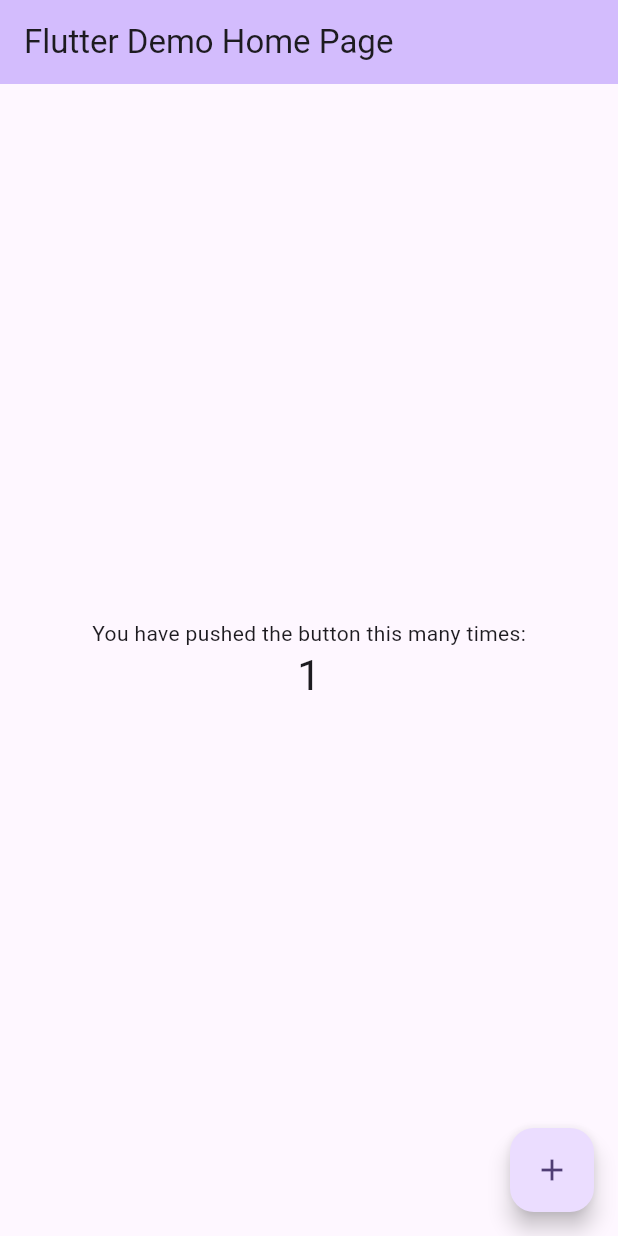
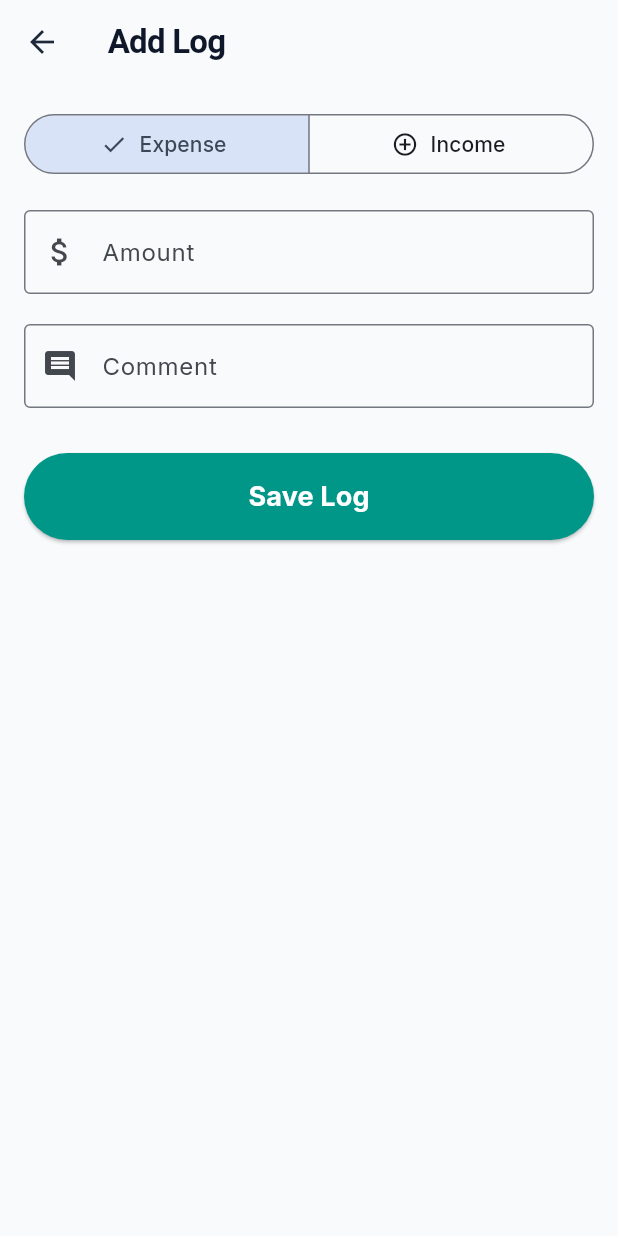
Before and after one commit to ermiyashenok/apps, a Flutter app: the screen it shows after launch, after a tap on the "add" icon, on a phone screen of 412 x 824 dp. Run offline on Flutter 3.47's test engine with Material 3 defaults, Android fonts, the phone set to English and light mode, and no system bars; our stand-ins replace fl_chart, google_fonts.

Commit message:
feat: initialize account manager app with transaction tracking, dashboard, and navigation structure

```diff
--- a/account_manager/lib/main.dart
+++ b/account_manager/lib/main.dart
@@ -1,122 +1,60 @@
 import 'package:flutter/material.dart';
+import 'package:provider/provider.dart';
+import 'package:google_fonts/google_fonts.dart';
+import 'providers/transaction_provider.dart';
+import 'screens/main_dashboard.dart';
 
 void main() {
-  runApp(const MyApp());
+  runApp(
+    MultiProvider(
+      providers: [
+        ChangeNotifierProvider(create: (_) => TransactionProvider()),
+      ],
+      child: const AccountManagerApp(),
+    ),
+  );
 }
 
-class MyApp extends StatelessWidget {
-  const MyApp({super.key});
+class AccountManagerApp extends StatelessWidget {
+  const AccountManagerApp({super.key});
 
-  // This widget is the root of your application.
   @override
   Widget build(BuildContext context) {
     return MaterialApp(
-      title: 'Flutter Demo',
+      title: 'Account Manager',
       theme: ThemeData(
-        // This is the theme of your application.
-        //
-        // TRY THIS: Try running your application with "flutter run". You'll see
-        // the application has a purple toolbar. Then, without quitting the app,
-        // try changing the seedColor in the colorScheme below to Colors.green
-        // and then invoke "hot reload" (save your changes or press the "hot
-        // reload" button in a Flutter-supported IDE, or press "r" if you used
-        // the command line to start the app).
-        //
-        // Notice that the counter didn't reset back to zero; the application
-        // state is not lost during the reload. To reset the state, use hot
-        // restart instead.
-        //
-        // This works for code too, not just values: Most code changes can be
-        // tested with just a hot reload.
-        colorScheme: .fromSeed(seedColor: Colors.deepPurple),
+        useMaterial3: true,
+        colorScheme: ColorScheme.fromSeed(
+          seedColor: const Color(0xFF1F2937), // Dark sleek color
+          primary: const Color(0xFF0F172A),
+          secondary: const Color(0xFF3B82F6),
+          background: const Color(0xFFF8FAFC),
+          surface: Colors.white,
+        ),
+        scaffoldBackgroundColor: const Color(0xFFF8FAFC), // Slate 50
+        textTheme: GoogleFonts.interTextTheme(Theme.of(context).textTheme),
+        appBarTheme: const AppBarTheme(
+          backgroundColor: Colors.transparent,
+          elevation: 0,
+          scrolledUnderElevation: 0,
+          centerTitle: false,
+          iconTheme: IconThemeData(color: Color(0xFF1E293B)),
+          titleTextStyle: TextStyle(
+            color: Color(0xFF0F172A),
+            fontSize: 22,
+            fontWeight: FontWeight.w700,
+            letterSpacing: -0.5,
+          ),
+        ),
+        cardTheme: const CardThemeData(
+          elevation: 0,
+          shape: RoundedRectangleBorder(
+            borderRadius: BorderRadius.circular(20),
+          ),
+        ),
       ),
-      home: const MyHomePage(title: 'Flutter Demo Home Page'),
+      home: const MainDashboard(),
+      debugShowCheckedModeBanner: false,
     );
   }
 }
-
-class MyHomePage extends StatefulWidget {
-  const MyHomePage({super.key, required this.title});
-
-  // This widget is the home page of your application. It is stateful, meaning
-  // that it has a State object (defined below) that contains fields that affect
-  // how it looks.
-
-  // This class is the configuration for the state. It holds the values (in this
-  // case the title) provided by the parent (in this case the App widget) and
-  // used by the build method of the State. Fields in a Widget subclass are
-  // always marked "final".
-
-  final String title;
-
-  @override
-  State<MyHomePage> createState() => _MyHomePageState();
-}
-
-class _MyHomePageState extends State<MyHomePage> {
-  int _counter = 0;
-
-  void _incrementCounter() {
-    setState(() {
-      // This call to setState tells the Flutter framework that something has
-      // changed in this State, which causes it to rerun the build method below
-      // so that the display can reflect the updated values. If we changed
-      // _counter without calling setState(), then the build method would not be
-      // called again, and so nothing would appear to happen.
-      _counter++;
-    });
-  }
-
-  @override
-  Widget build(BuildContext context) {
-    // This method is rerun every time setState is called, for instance as done
-    // by the _incrementCounter method above.
-    //
-    // The Flutter framework has been optimized to make rerunning build methods
-    // fast, so that you can just rebuild anything that needs updating rather
-    // than having to individually change instances of widgets.
-    return Scaffold(
-      appBar: AppBar(
-        // TRY THIS: Try changing the color here to a specific color (to
-        // Colors.amber, perhaps?) and trigger a hot reload to see the AppBar
-        // change color while the other colors stay the same.
-        backgroundColor: Theme.of(context).colorScheme.inversePrimary,
-        // Here we take the value from the MyHomePage object that was created by
-        // the App.build method, and use it to set our appbar title.
-        title: Text(widget.title),
-      ),
-      body: Center(
-        // Center is a layout widget. It takes a single child and positions it
-        // in the middle of the parent.
-        child: Column(
-          // Column is also a layout widget. It takes a list of children and
-          // arranges them vertically. By default, it sizes itself to fit its
-          // children horizontally, and tries to be as tall as its parent.
-          //
-          // Column has various properties to control how it sizes itself and
-          // how it positions its children. Here we use mainAxisAlignment to
-          // center the children vertically; the main axis here is the vertical
-          // axis because Columns are vertical (the cross axis would be
-          // horizontal).
-          //
-          // TRY THIS: Invoke "debug painting" (choose the "Toggle Debug Paint"
-          // action in the IDE, or press "p" in the console), to see the
-          // wireframe for each widget.
-          mainAxisAlignment: .center,
-          children: [
-            const Text('You have pushed the button this many times:'),
-            Text(
-              '$_counter',
-              style: Theme.of(context).textTheme.headlineMedium,
-            ),
-          ],
-        ),
-      ),
-      floatingActionButton: FloatingActionButton(
-        onPressed: _incrementCounter,
-        tooltip: 'Increment',
-        child: const Icon(Icons.add),
-      ),
-    );
-  }
-}
--- /dev/null
+++ b/account_manager/lib/models/transaction.dart
@@ -0,0 +1,15 @@
+class Transaction {
+  final String id;
+  final double amount;
+  final DateTime date;
+  final bool isIncome;
+  final String comment;
+
+  Transaction({
+    required this.id,
+    required this.amount,
+    required this.date,
+    required this.isIncome,
+    required this.comment,
+  });
+}
--- /dev/null
+++ b/account_manager/lib/providers/transaction_provider.dart
@@ -0,0 +1,59 @@
+import 'package:flutter/material.dart';
+import '../models/transaction.dart';
+
+class TransactionProvider with ChangeNotifier {
+  final List<Transaction> _transactions = [];
+
+  List<Transaction> get transactions {
+    // Return a sorted list, newest first
+    var sortedList = [..._transactions];
+    sortedList.sort((a, b) => b.date.compareTo(a.date));
+    return sortedList;
+  }
+
+  double get totalBalance {
+    return totalIncome - totalExpense;
+  }
+
+  double get totalIncome {
+    return _transactions
+        .where((tx) => tx.isIncome)
+        .fold(0.0, (sum, tx) => sum + tx.amount);
+  }
+
+  double get totalExpense {
+    return _transactions
+        .where((tx) => !tx.isIncome)
+        .fold(0.0, (sum, tx) => sum + tx.amount);
+  }
+
+  List<Transaction> getTransactionsForDay(DateTime day) {
+    return _transactions.where((tx) {
+      return tx.date.year == day.year &&
+             tx.date.month == day.month &&
+             tx.date.day == day.day;
+    }).toList();
+  }
+
+  double getDailyIncome(DateTime day) {
+    return getTransactionsForDay(day)
+        .where((tx) => tx.isIncome)
+        .fold(0.0, (sum, tx) => sum + tx.amount);
+  }
+
+  double getDailyExpense(DateTime day) {
+    return getTransactionsForDay(day)
+        .where((tx) => !tx.isIncome)
+        .fold(0.0, (sum, tx) => sum + tx.amount);
+  }
+
+  void addTransaction(Transaction tx) {
+    _transactions.add(tx);
+    notifyListeners();
+  }
+
+  void deleteTransaction(String id) {
+    _transactions.removeWhere((tx) => tx.id == id);
+    notifyListeners();
+  }
+}
--- /dev/null
+++ b/account_manager/lib/screens/add_transaction_screen.dart
@@ -0,0 +1,95 @@
+import 'package:flutter/material.dart';
+import 'package:provider/provider.dart';
+import '../models/transaction.dart';
+import '../providers/transaction_provider.dart';
+
+class AddTransactionScreen extends StatefulWidget {
+  const AddTransactionScreen({super.key});
+
+  @override
+  State<AddTransactionScreen> createState() => _AddTransactionScreenState();
+}
+
+class _AddTransactionScreenState extends State<AddTransactionScreen> {
+  final _amountController = TextEditingController();
+  final _commentController = TextEditingController();
+  bool _isIncome = false;
+
+  void _submitData() {
+    if (_amountController.text.isEmpty || _commentController.text.isEmpty) {
+      return;
+    }
+
+    final enteredAmount = double.tryParse(_amountController.text);
+    if (enteredAmount == null || enteredAmount <= 0) {
+      return;
+    }
+
+    final newTx = Transaction(
+      id: DateTime.now().toString(),
+      amount: enteredAmount,
+      date: DateTime.now(), // Auto generated as requested
+      isIncome: _isIncome,
+      comment: _commentController.text,
+    );
+
+    Provider.of<TransactionProvider>(context, listen: false).addTransaction(newTx);
+    Navigator.of(context).pop();
+  }
+
+  @override
+  Widget build(BuildContext context) {
+    return Scaffold(
+      appBar: AppBar(title: const Text('Add Log')),
+      body: Padding(
+        padding: const EdgeInsets.all(16.0),
+        child: Column(
+          crossAxisAlignment: CrossAxisAlignment.stretch,
+          children: [
+            SegmentedButton<bool>(
+              segments: const [
+                ButtonSegment(value: false, label: Text('Expense'), icon: Icon(Icons.remove_circle_outline)),
+                ButtonSegment(value: true, label: Text('Income'), icon: Icon(Icons.add_circle_outline)),
+              ],
+              selected: {_isIncome},
+              onSelectionChanged: (Set<bool> newSelection) {
+                setState(() {
+                  _isIncome = newSelection.first;
+                });
+              },
+            ),
+            const SizedBox(height: 20),
+            TextField(
+              controller: _amountController,
+              decoration: const InputDecoration(
+                labelText: 'Amount',
+                border: OutlineInputBorder(),
+                prefixIcon: Icon(Icons.attach_money),
+              ),
+              keyboardType: const TextInputType.numberWithOptions(decimal: true),
+            ),
+            const SizedBox(height: 20),
+            TextField(
+              controller: _commentController,
+              decoration: const InputDecoration(
+                labelText: 'Comment',
+                border: OutlineInputBorder(),
+                prefixIcon: Icon(Icons.comment),
+              ),
+            ),
+            const SizedBox(height: 30),
+            ElevatedButton(
+              style: ElevatedButton.styleFrom(
+                padding: const EdgeInsets.all(16),
+                backgroundColor: Colors.teal,
+                foregroundColor: Colors.white,
+              ),
+              onPressed: _submitData,
+              child: const Text('Save Log', style: TextStyle(fontSize: 18, fontWeight: FontWeight.bold)),
+            )
+          ],
+        ),
+      ),
+    );
+  }
+}
--- /dev/null
+++ b/account_manager/lib/screens/calendar_screen.dart
@@ -0,0 +1,13 @@
+import 'package:flutter/material.dart';
+
+class CalendarScreen extends StatelessWidget {
+  const CalendarScreen({super.key});
+
+  @override
+  Widget build(BuildContext context) {
+    return Scaffold(
+      appBar: AppBar(title: const Text('Calendar')),
+      body: const Center(child: Text('Calendar View')),
+    );
+  }
+}
--- /dev/null
+++ b/account_manager/lib/screens/home_screen.dart
@@ -0,0 +1,188 @@
+import 'package:flutter/material.dart';
+import 'package:provider/provider.dart';
+import 'package:intl/intl.dart';
+import '../providers/transaction_provider.dart';
+import 'add_transaction_screen.dart';
+import 'statistics_screen.dart';
+
+class HomeScreen extends StatelessWidget {
+  const HomeScreen({super.key});
+
+  @override
+  Widget build(BuildContext context) {
+    final txProvider = Provider.of<TransactionProvider>(context);
+    final currencyFormat = NumberFormat.currency(symbol: '\$', decimalDigits: 2);
+    final dateFormat = DateFormat('MMM dd, yyyy  hh:mm a');
+
+    return Scaffold(
+      appBar: AppBar(
+        title: const Text('Account Manager'),
+        actions: [
+          IconButton(
+            icon: const Icon(Icons.bar_chart),
+            onPressed: () {
+              Navigator.push(
+                context,
+                MaterialPageRoute(builder: (_) => const StatisticsScreen()),
+              );
+            },
+          ),
+        ],
+      ),
+      body: Column(
+        children: [
+          // Summary Cards
+          Padding(
+            padding: const EdgeInsets.all(16.0),
+            child: Row(
+              children: [
+                Expanded(
+                  child: _buildSummaryCard(
+                    title: 'Total Balance',
+                    amount: txProvider.totalBalance,
+                    color: Colors.blueAccent,
+                    currencyFormat: currencyFormat,
+                  ),
+                ),
+              ],
+            ),
+          ),
+          Padding(
+            padding: const EdgeInsets.symmetric(horizontal: 16.0),
+            child: Row(
+              children: [
+                Expanded(
+                  child: _buildSummaryCard(
+                    title: 'Incomes',
+                    amount: txProvider.totalIncome,
+                    color: Colors.green,
+                    currencyFormat: currencyFormat,
+                  ),
+                ),
+                const SizedBox(width: 16),
+                Expanded(
+                  child: _buildSummaryCard(
+                    title: 'Expenses',
+                    amount: txProvider.totalExpense,
+                    color: Colors.redAccent,
+                    currencyFormat: currencyFormat,
+                  ),
+                ),
+              ],
+            ),
+          ),
+          const SizedBox(height: 20),
+          const Padding(
+            padding: EdgeInsets.symmetric(horizontal: 16.0),
+            child: Align(
+              alignment: Alignment.centerLeft,
+              child: Text(
+                'Recent Logs',
+                style: TextStyle(fontSize: 18, fontWeight: FontWeight.bold),
+              ),
+            ),
+          ),
+          const SizedBox(height: 10),
+          // Transactions List
+          Expanded(
+            child: txProvider.transactions.isEmpty
+                ? const Center(child: Text('No transactions added yet.'))
+                : ListView.builder(
+                    itemCount: txProvider.transactions.length,
+                    itemBuilder: (context, index) {
+                      final tx = txProvider.transactions[index];
+                      return Card(
+                        margin: const EdgeInsets.symmetric(horizontal: 16, vertical: 8),
+                        elevation: 2,
+                        shape: RoundedRectangleBorder(borderRadius: BorderRadius.circular(12)),
+                        child: ListTile(
+                          contentPadding: const EdgeInsets.symmetric(horizontal: 16, vertical: 8),
+                          leading: CircleAvatar(
+                            radius: 25,
+                            backgroundColor: tx.isIncome ? Colors.green.shade100 : Colors.red.shade100,
+                            child: Icon(
+                              tx.isIncome ? Icons.arrow_downward : Icons.arrow_upward,
+                              color: tx.isIncome ? Colors.green : Colors.red,
+                            ),
+                          ),
+                          title: Text(tx.comment, style: const TextStyle(fontWeight: FontWeight.bold)),
+                          subtitle: Padding(
+                            padding: const EdgeInsets.only(top: 4.0),
+                            child: Text(dateFormat.format(tx.date)),
+                          ),
+                          trailing: Row(
+                            mainAxisSize: MainAxisSize.min,
+                            children: [
+                              Text(
+                                '${tx.isIncome ? '+' : '-'}${currencyFormat.format(tx.amount)}',
+                                style: TextStyle(
+                                  color: tx.isIncome ? Colors.green : Colors.red,
+                                  fontWeight: FontWeight.bold,
+                                  fontSize: 16,
+                                ),
+                              ),
+                              IconButton(
+                                icon: const Icon(Icons.delete_outline, color: Colors.grey),
+                                onPressed: () {
+                                  txProvider.deleteTransaction(tx.id);
+                                },
+                              ),
+                            ],
+                          ),
+                        ),
+                      );
+                    },
+                  ),
+          ),
+        ],
+      ),
+      floatingActionButton: FloatingActionButton(
+        onPressed: () {
+          Navigator.push(
+            context,
+            MaterialPageRoute(builder: (_) => const AddTransactionScreen()),
+          );
+        },
+        child: const Icon(Icons.add),
+      ),
+    );
+  }
+
+  Widget _buildSummaryCard({
+    required String title,
+    required double amount,
+    required Color color,
+    required NumberFormat currencyFormat,
+  }) {
+    return Card(
+      elevation: 4,
+      color: color.withOpacity(0.1),
+      shape: RoundedRectangleBorder(borderRadius: BorderRadius.circular(16)),
+      child: Padding(
+        padding: const EdgeInsets.all(20.0),
+        child: Column(
+          children: [
+            Text(
+              title,
+              style: TextStyle(
+                fontSize: 16,
+                fontWeight: FontWeight.w600,
+                color: color.withOpacity(0.8),
+              ),
+            ),
+            const SizedBox(height: 10),
+            Text(
+              currencyFormat.format(amount),
+              style: TextStyle(
+                fontSize: 22,
+                fontWeight: FontWeight.bold,
+                color: color,
+              ),
+              overflow: TextOverflow.ellipsis,
+            ),
+          ],
+        ),
+      ),
+    );
+  }
+}
--- /dev/null
+++ b/account_manager/lib/screens/main_dashboard.dart
@@ -0,0 +1,76 @@
+import 'package:flutter/material.dart';
+import 'package:flutter/cupertino.dart';
+import 'home_screen.dart';
+import 'calendar_screen.dart';
+import 'statistics_screen.dart';
+import 'add_transaction_screen.dart';
+
+class MainDashboard extends StatefulWidget {
+  const MainDashboard({super.key});
+
+  @override
+  State<MainDashboard> createState() => _MainDashboardState();
+}
+
+class _MainDashboardState extends State<MainDashboard> {
+  int _currentIndex = 0;
+
+  final List<Widget> _pages = [
+    const HomeScreen(),
+    const CalendarScreen(),
+    const StatisticsScreen(),
+  ];
+
+  @override
+  Widget build(BuildContext context) {
+    // The minimalistic theme is dark or very clean.
+    // We'll give it a clean floating bottom nav or standard clean nav.
+    return Scaffold(
+      body: IndexedStack(
+        index: _currentIndex,
+        children: _pages,
+      ),
+      floatingActionButton: FloatingActionButton(
+        elevation: 2,
+        backgroundColor: Theme.of(context).colorScheme.primary,
+        foregroundColor: Colors.white,
+        onPressed: () {
+          Navigator.push(
+            context,
+            MaterialPageRoute(builder: (_) => const AddTransactionScreen()),
+          );
+        },
+        child: const Icon(CupertinoIcons.add),
+      ),
+      floatingActionButtonLocation: FloatingActionButtonLocation.endFloat,
+      bottomNavigationBar: NavigationBar(
+        selectedIndex: _currentIndex,
+        onDestinationSelected: (index) {
+          setState(() {
+            _currentIndex = index;
+          });
+        },
+        backgroundColor: Theme.of(context).scaffoldBackgroundColor,
+        indicatorColor: Theme.of(context).colorScheme.primary.withOpacity(0.15),
+        elevation: 0,
+        destinations: const [
+          NavigationDestination(
+            icon: Icon(CupertinoIcons.home),
+            selectedIcon: Icon(CupertinoIcons.house_fill),
+            label: 'Home',
+          ),
+          NavigationDestination(
+            icon: Icon(CupertinoIcons.calendar),
+            selectedIcon: Icon(CupertinoIcons.calendar_today),
+            label: 'Calendar',
+          ),
+          NavigationDestination(
+            icon: Icon(CupertinoIcons.graph_square),
+            selectedIcon: Icon(CupertinoIcons.graph_square_fill),
+            label: 'Stats',
+          ),
+        ],
+      ),
+    );
+  }
+}
--- /dev/null
+++ b/account_manager/lib/screens/statistics_screen.dart
@@ -0,0 +1,89 @@
+import 'package:flutter/material.dart';
+import 'package:provider/provider.dart';
+import 'package:fl_chart/fl_chart.dart';
+import 'package:intl/intl.dart';
+import '../providers/transaction_provider.dart';
+
+class StatisticsScreen extends StatelessWidget {
+  const StatisticsScreen({super.key});
+
+  @override
+  Widget build(BuildContext context) {
+    final txProvider = Provider.of<TransactionProvider>(context);
+    final currencyFormat = NumberFormat.currency(symbol: '\$', decimalDigits: 2);
+
+    final totalIncome = txProvider.totalIncome;
+    final totalExpense = txProvider.totalExpense;
+    final hasData = totalIncome > 0 || totalExpense > 0;
+
+    return Scaffold(
+      appBar: AppBar(title: const Text('Statistics')),
+      body: !hasData
+        ? const Center(child: Text('No data to display statistics.', style: TextStyle(fontSize: 18)))
+        : Padding(
+            padding: const EdgeInsets.all(16.0),
+            child: Column(
+              children: [
+                const SizedBox(height: 20),
+                const Text(
+                  'Income vs Expenses',
+                  style: TextStyle(fontSize: 22, fontWeight: FontWeight.bold),
+                ),
+                const SizedBox(height: 40),
+                SizedBox(
+                  height: 250,
+                  child: PieChart(
+                    PieChartData(
+                      sectionsSpace: 2,
+                      centerSpaceRadius: 60,
+                      sections: [
+                        if (totalIncome > 0)
+                          PieChartSectionData(
+                            color: Colors.green,
+                            value: totalIncome,
+                            title: '${(totalIncome / (totalIncome + totalExpense) * 100).toStringAsFixed(1)}%',
+                            radius: 50,
+                            titleStyle: const TextStyle(fontSize: 16, fontWeight: FontWeight.bold, color: Colors.white),
+                          ),
+                        if (totalExpense > 0)
+                          PieChartSectionData(
+                            color: Colors.redAccent,
+                            value: totalExpense,
+                            title: '${(totalExpense / (totalIncome + totalExpense) * 100).toStringAsFixed(1)}%',
+                            radius: 50,
+                            titleStyle: const TextStyle(fontSize: 16, fontWeight: FontWeight.bold, color: Colors.white),
+                          ),
+                      ],
+                    ),
+                  ),
+                ),
+                const SizedBox(height: 60),
+                // Legend
+                Row(
+                  mainAxisAlignment: MainAxisAlignment.spaceEvenly,
+                  children: [
+                    _buildLegendItem('Income', Colors.green, currencyFormat.format(totalIncome)),
+                    _buildLegendItem('Expense', Colors.redAccent, currencyFormat.format(totalExpense)),
+                  ],
+                ),
+              ],
+            ),
+          ),
+    );
+  }
+
+  Widget _buildLegendItem(String title, Color color, String amount) {
+    return Column(
+      children: [
+        Row(
+          children: [
+            Container(width: 16, height: 16, color: color, margin: const EdgeInsets.only(right: 8)),
+            Text(title, style: const TextStyle(fontSize: 18, color: Colors.black54)),
+          ],
+        ),
+        const SizedBox(height: 8),
+        Text(amount, style: const TextStyle(fontWeight: FontWeight.bold, fontSize: 20)),
+      ],
+    );
+  }
+}
--- a/account_manager/pubspec.yaml
+++ b/account_manager/pubspec.yaml
@@ -34,6 +34,11 @@ dependencies:
   # The following adds the Cupertino Icons font to your application.
   # Use with the CupertinoIcons class for iOS style icons.
   cupertino_icons: ^1.0.8
+  provider: ^6.1.5+1
+  fl_chart: ^1.2.0
+  intl: ^0.20.2
+  table_calendar: ^3.2.0
+  google_fonts: ^8.0.2
 
 dev_dependencies:
   flutter_test:
```
Also changed, not shown: account_manager/pubspec.lock, 1 other file.
